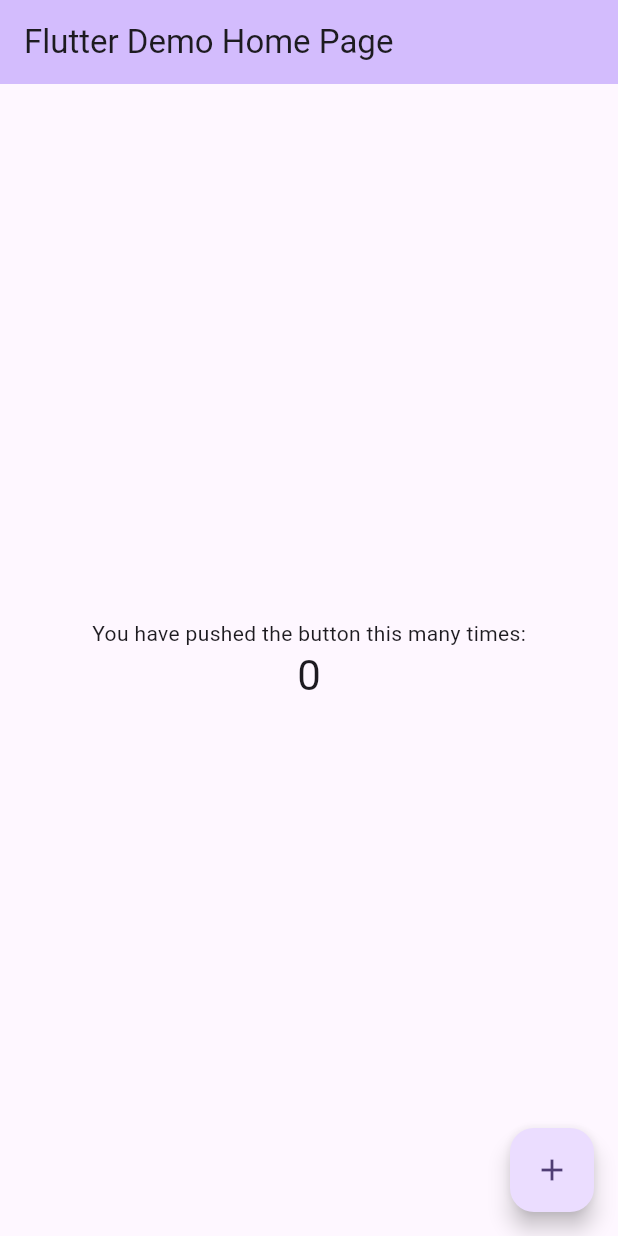
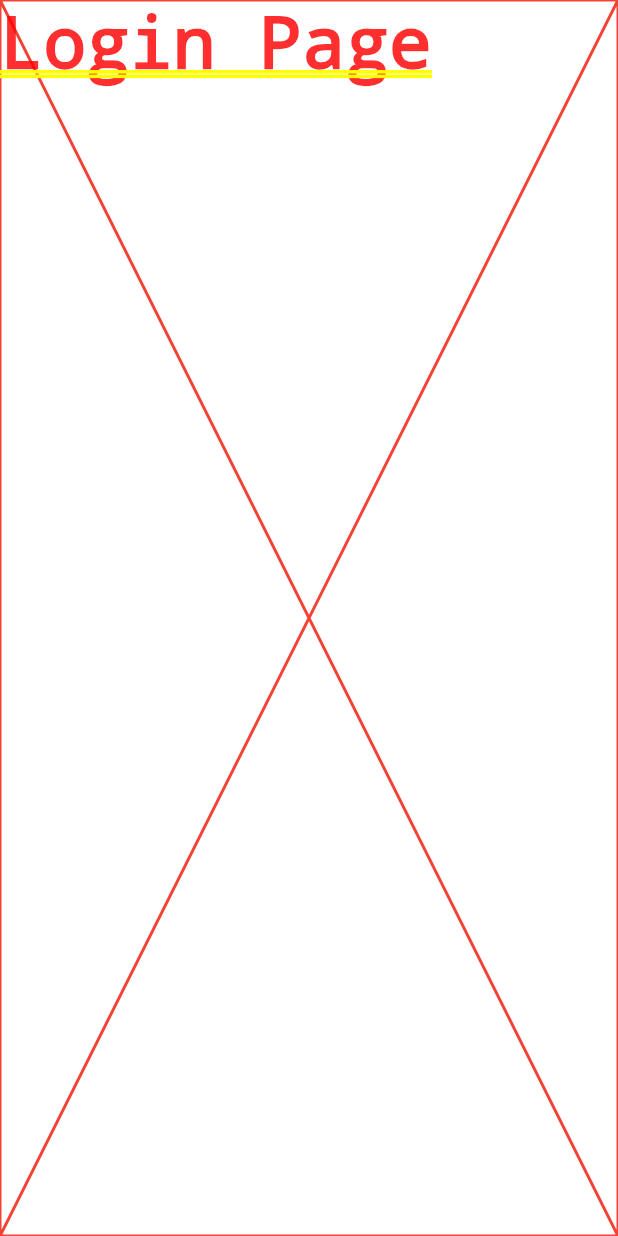
Before and after one commit to zhoushuangjian001/NeighborLink, a Flutter app: the screen it shows after launch, on a phone screen of 412 x 824 dp. Run offline on Flutter 3.47's test engine with Material 3 defaults, Android fonts, the light colour scheme and no system bars; our stand-ins replace go_router.

Commit message:
项目目录结构构建

```diff
--- /dev/null
+++ b/lib/config/const_config.dart
@@ -0,0 +1,5 @@
+///  全局的常量配置
+class ConstConfig {
+  /// MAKR: 常用文案
+  static const String appName = '邻里通';
+}
--- a/lib/main.dart
+++ b/lib/main.dart
@@ -1,122 +1,15 @@
 import 'package:flutter/material.dart';
+import 'package:neighborlink/router/app_router.dart';
 
 void main() {
-  runApp(const MyApp());
+  runApp(const AppRoot());
 }
 
-class MyApp extends StatelessWidget {
-  const MyApp({super.key});
-
-  // This widget is the root of your application.
-  @override
-  Widget build(BuildContext context) {
-    return MaterialApp(
-      title: 'Flutter Demo',
-      theme: ThemeData(
-        // This is the theme of your application.
-        //
-        // TRY THIS: Try running your application with "flutter run". You'll see
-        // the application has a purple toolbar. Then, without quitting the app,
-        // try changing the seedColor in the colorScheme below to Colors.green
-        // and then invoke "hot reload" (save your changes or press the "hot
-        // reload" button in a Flutter-supported IDE, or press "r" if you used
-        // the command line to start the app).
-        //
-        // Notice that the counter didn't reset back to zero; the application
-        // state is not lost during the reload. To reset the state, use hot
-        // restart instead.
-        //
-        // This works for code too, not just values: Most code changes can be
-        // tested with just a hot reload.
-        colorScheme: .fromSeed(seedColor: Colors.deepPurple),
-      ),
-      home: const MyHomePage(title: 'Flutter Demo Home Page'),
-    );
-  }
-}
-
-class MyHomePage extends StatefulWidget {
-  const MyHomePage({super.key, required this.title});
-
-  // This widget is the home page of your application. It is stateful, meaning
-  // that it has a State object (defined below) that contains fields that affect
-  // how it looks.
-
-  // This class is the configuration for the state. It holds the values (in this
-  // case the title) provided by the parent (in this case the App widget) and
-  // used by the build method of the State. Fields in a Widget subclass are
-  // always marked "final".
-
-  final String title;
-
-  @override
-  State<MyHomePage> createState() => _MyHomePageState();
-}
-
-class _MyHomePageState extends State<MyHomePage> {
-  int _counter = 0;
-
-  void _incrementCounter() {
-    setState(() {
-      // This call to setState tells the Flutter framework that something has
-      // changed in this State, which causes it to rerun the build method below
-      // so that the display can reflect the updated values. If we changed
-      // _counter without calling setState(), then the build method would not be
-      // called again, and so nothing would appear to happen.
-      _counter++;
-    });
-  }
+class AppRoot extends StatelessWidget {
+  const AppRoot({super.key});
 
   @override
   Widget build(BuildContext context) {
-    // This method is rerun every time setState is called, for instance as done
-    // by the _incrementCounter method above.
-    //
-    // The Flutter framework has been optimized to make rerunning build methods
-    // fast, so that you can just rebuild anything that needs updating rather
-    // than having to individually change instances of widgets.
-    return Scaffold(
-      appBar: AppBar(
-        // TRY THIS: Try changing the color here to a specific color (to
-        // Colors.amber, perhaps?) and trigger a hot reload to see the AppBar
-        // change color while the other colors stay the same.
-        backgroundColor: Theme.of(context).colorScheme.inversePrimary,
-        // Here we take the value from the MyHomePage object that was created by
-        // the App.build method, and use it to set our appbar title.
-        title: Text(widget.title),
-      ),
-      body: Center(
-        // Center is a layout widget. It takes a single child and positions it
-        // in the middle of the parent.
-        child: Column(
-          // Column is also a layout widget. It takes a list of children and
-          // arranges them vertically. By default, it sizes itself to fit its
-          // children horizontally, and tries to be as tall as its parent.
-          //
-          // Column has various properties to control how it sizes itself and
-          // how it positions its children. Here we use mainAxisAlignment to
-          // center the children vertically; the main axis here is the vertical
-          // axis because Columns are vertical (the cross axis would be
-          // horizontal).
-          //
-          // TRY THIS: Invoke "debug painting" (choose the "Toggle Debug Paint"
-          // action in the IDE, or press "p" in the console), to see the
-          // wireframe for each widget.
-          mainAxisAlignment: .center,
-          children: [
-            const Text('You have pushed the button this many times:'),
-            Text(
-              '$_counter',
-              style: Theme.of(context).textTheme.headlineMedium,
-            ),
-          ],
-        ),
-      ),
-      floatingActionButton: FloatingActionButton(
-        onPressed: _incrementCounter,
-        tooltip: 'Increment',
-        child: const Icon(Icons.add),
-      ),
-    );
+    return MaterialApp.router(routerConfig: appRouter);
   }
 }
--- /dev/null
+++ b/lib/page/login/login_page.dart
@@ -0,0 +1,13 @@
+import 'package:flutter/material.dart';
+
+class LoginPage extends StatelessWidget {
+  const LoginPage({super.key});
+
+  @override
+  Widget build(BuildContext context) {
+    return const Placeholder(
+      color: Colors.red,
+      child: Text('Login Page'),
+    );
+  }
+}
--- /dev/null
+++ b/lib/router/app_router.dart
@@ -0,0 +1,40 @@
+import 'package:flutter/material.dart';
+import 'package:go_router/go_router.dart';
+import 'package:neighborlink/page/main/main_page.dart';
+import 'package:neighborlink/router/page_path.dart';
+import 'package:neighborlink/page/login/login_page.dart';
+
+final appRouter = GoRouter(
+  initialLocation: PagePath.login,
+  routes: [
+    GoRoute(
+      path: PagePath.login,
+      builder: (context, state) => const LoginPage(),
+    ),
+    GoRoute(path: PagePath.main, builder: (context, state) => const MainPage()),
+  ],
+  errorBuilder: (context, state) => Scaffold(
+    body: Center(
+      child: Column(
+        mainAxisAlignment: MainAxisAlignment.center,
+        children: [
+          Text(
+            '页面不存在',
+            style: Theme.of(context).textTheme.headlineSmall,
+          ),
+          const SizedBox(height: 8),
+          Text(
+            state.uri.toString(),
+            style: Theme.of(context).textTheme.bodySmall,
+            textAlign: TextAlign.center,
+          ),
+          const SizedBox(height: 24),
+          FilledButton(
+            onPressed: () => context.go(PagePath.login),
+            child: const Text('返回登录'),
+          ),
+        ],
+      ),
+    ),
+  ),
+);
--- /dev/null
+++ b/lib/router/page_path.dart
@@ -0,0 +1,7 @@
+abstract class PagePath {
+  /// 登录页
+  static const String login = '/login';
+
+  /// 主页
+  static const String main = '/main';
+}
--- a/pubspec.yaml
+++ b/pubspec.yaml
@@ -34,6 +34,8 @@ dependencies:
   # The following adds the Cupertino Icons font to your application.
   # Use with the CupertinoIcons class for iOS style icons.
   cupertino_icons: ^1.0.8
+  go_router: ^17.1.0
+  path_provider: ^2.1.5
 
 dev_dependencies:
   flutter_test:
```
Also changed, not shown: lib/page/main/main_page.dart (added, +10 -0 lines), pubspec.lock, 12 other files.
